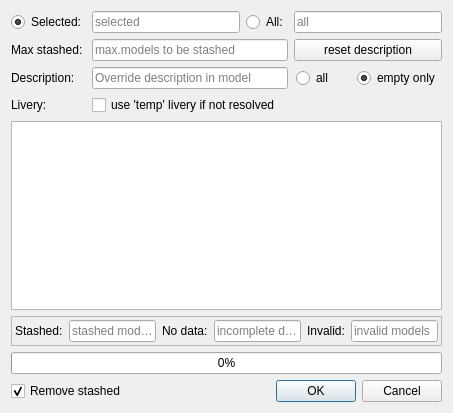
First picture: the form in src/blackgui/components/dbautostashingcomponent.ui, repository swift-project/pilotclient, before the edit.
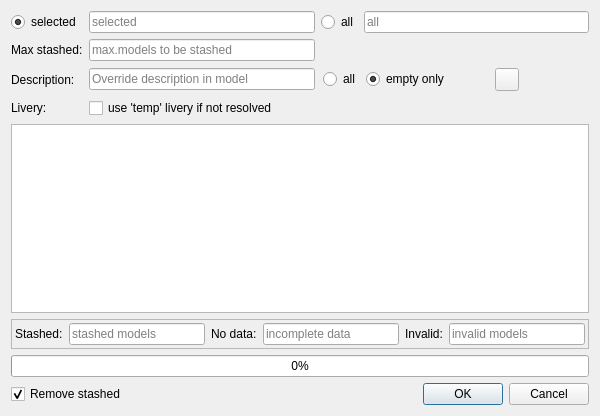
Second picture: the form after the edit. Icons and pictures are not drawn. Custom widgets are drawn as their Qt base class.

Commit message: refs #743, adjustments of auto stashing dialog * using BlackCore::IProgressIndicator * log categories

Patch:
```diff
--- a/src/blackgui/components/dbautostashingcomponent.ui
+++ b/src/blackgui/components/dbautostashingcomponent.ui
@@ -6,10 +6,16 @@
    <rect>
     <x>0</x>
     <y>0</y>
-    <width>453</width>
-    <height>413</height>
+    <width>600</width>
+    <height>416</height>
    </rect>
   </property>
+  <property name="minimumSize">
+   <size>
+    <width>600</width>
+    <height>400</height>
+   </size>
+  </property>
   <property name="windowTitle">
    <string>Auto stashing</string>
   </property>
@@ -36,7 +42,7 @@
      <item row="0" column="2">
       <widget class="QRadioButton" name="rb_All">
        <property name="text">
-        <string>All:</string>
+        <string>all</string>
        </property>
       </widget>
      </item>
@@ -50,16 +56,6 @@
        </property>
       </widget>
      </item>
-     <item row="2" column="1" colspan="2">
-      <widget class="QLineEdit" name="le_Description">
-       <property name="maxLength">
-        <number>255</number>
-       </property>
-       <property name="placeholderText">
-        <string>Override description in model</string>
-       </property>
-      </widget>
-     </item>
      <item row="0" column="1">
       <widget class="QLineEdit" name="le_Selected">
        <property name="readOnly">
@@ -73,7 +69,7 @@
      <item row="0" column="0">
       <widget class="QRadioButton" name="rb_Selected">
        <property name="text">
-        <string>Selected:</string>
+        <string>selected</string>
        </property>
        <property name="checked">
         <bool>true</bool>
@@ -158,58 +154,6 @@
        </layout>
       </widget>
      </item>
-     <item row="1" column="1" colspan="2">
-      <widget class="QLineEdit" name="le_MaxModelsStashed">
-       <property name="placeholderText">
-        <string>max.models to be stashed</string>
-       </property>
-      </widget>
-     </item>
-     <item row="2" column="3">
-      <widget class="QWidget" name="wi_DescriptionRadioButtons" native="true">
-       <layout class="QHBoxLayout" name="hl_DescriptionButtons">
-        <property name="leftMargin">
-         <number>2</number>
-        </property>
-        <property name="topMargin">
-         <number>1</number>
-        </property>
-        <property name="rightMargin">
-         <number>2</number>
-        </property>
-        <property name="bottomMargin">
-         <number>1</number>
-        </property>
-        <item>
-         <widget class="QRadioButton" name="rb_DescriptionAll">
-          <property name="text">
-           <string>all</string>
-          </property>
-         </widget>
-        </item>
-        <item>
-         <widget class="QRadioButton" name="rb_DescriptionEmptyOnly">
-          <property name="toolTip">
-           <string>apply only if description is empty</string>
-          </property>
-          <property name="text">
-           <string>empty only</string>
-          </property>
-          <property name="checked">
-           <bool>true</bool>
-          </property>
-         </widget>
-        </item>
-       </layout>
-      </widget>
-     </item>
-     <item row="1" column="3">
-      <widget class="QPushButton" name="pb_ResetDescription">
-       <property name="text">
-        <string>reset description</string>
-       </property>
-      </widget>
-     </item>
      <item row="7" column="0" colspan="4">
       <widget class="QProgressBar" name="pb_StashingProgress">
        <property name="value">
@@ -251,13 +195,92 @@
        </property>
       </widget>
      </item>
-     <item row="3" column="1" colspan="2">
+     <item row="1" column="1">
+      <widget class="QLineEdit" name="le_MaxModelsStashed">
+       <property name="placeholderText">
+        <string>max.models to be stashed</string>
+       </property>
+      </widget>
+     </item>
+     <item row="2" column="1">
+      <widget class="QLineEdit" name="le_Description">
+       <property name="maxLength">
+        <number>255</number>
+       </property>
+       <property name="placeholderText">
+        <string>Override description in model</string>
+       </property>
+      </widget>
+     </item>
+     <item row="3" column="1" colspan="3">
       <widget class="QCheckBox" name="cb_UseTempLivery">
        <property name="text">
         <string>use 'temp' livery if not resolved</string>
        </property>
       </widget>
      </item>
+     <item row="2" column="2" colspan="2" alignment="Qt::AlignLeft">
+      <widget class="QWidget" name="wi_DescriptionRadioButtons" native="true">
+       <layout class="QHBoxLayout" name="hl_DescriptionButtons">
+        <property name="leftMargin">
+         <number>2</number>
+        </property>
+        <property name="topMargin">
+         <number>1</number>
+        </property>
+        <property name="rightMargin">
+         <number>2</number>
+        </property>
+        <property name="bottomMargin">
+         <number>1</number>
+        </property>
+        <item>
+         <widget class="QRadioButton" name="rb_DescriptionAll">
+          <property name="text">
+           <string>all</string>
+          </property>
+         </widget>
+        </item>
+        <item alignment="Qt::AlignLeft">
+         <widget class="QRadioButton" name="rb_DescriptionEmptyOnly">
+          <property name="toolTip">
+           <string>apply only if description is empty</string>
+          </property>
+          <property name="text">
+           <string>empty only</string>
+          </property>
+          <property name="checked">
+           <bool>true</bool>
+          </property>
+         </widget>
+        </item>
+        <item>
+         <spacer name="hs_ResetDescription">
+          <property name="orientation">
+           <enum>Qt::Horizontal</enum>
+          </property>
+          <property name="sizeHint" stdset="0">
+           <size>
+            <width>40</width>
+            <height>20</height>
+           </size>
+          </property>
+         </spacer>
+        </item>
+        <item alignment="Qt::AlignRight">
+         <widget class="QToolButton" name="tb_ResetDescription">
+          <property name="toolTip">
+           <string>reset description</string>
+          </property>
+          <property name="icon">
+           <iconset resource="../../blackmisc/blackmisc.qrc">
+            <normaloff>:/diagona/icons/diagona/icons/cross-white.png</normaloff>:/diagona/icons/diagona/icons/cross-white.png</iconset>
+          </property>
+         </widget>
+        </item>
+       </layout>
+      </widget>
+     </item>
     </layout>
    </item>
   </layout>
```
Left out of the diff: 7 changed lines with no effect on the pictures. The commit also changes 2 other files.
